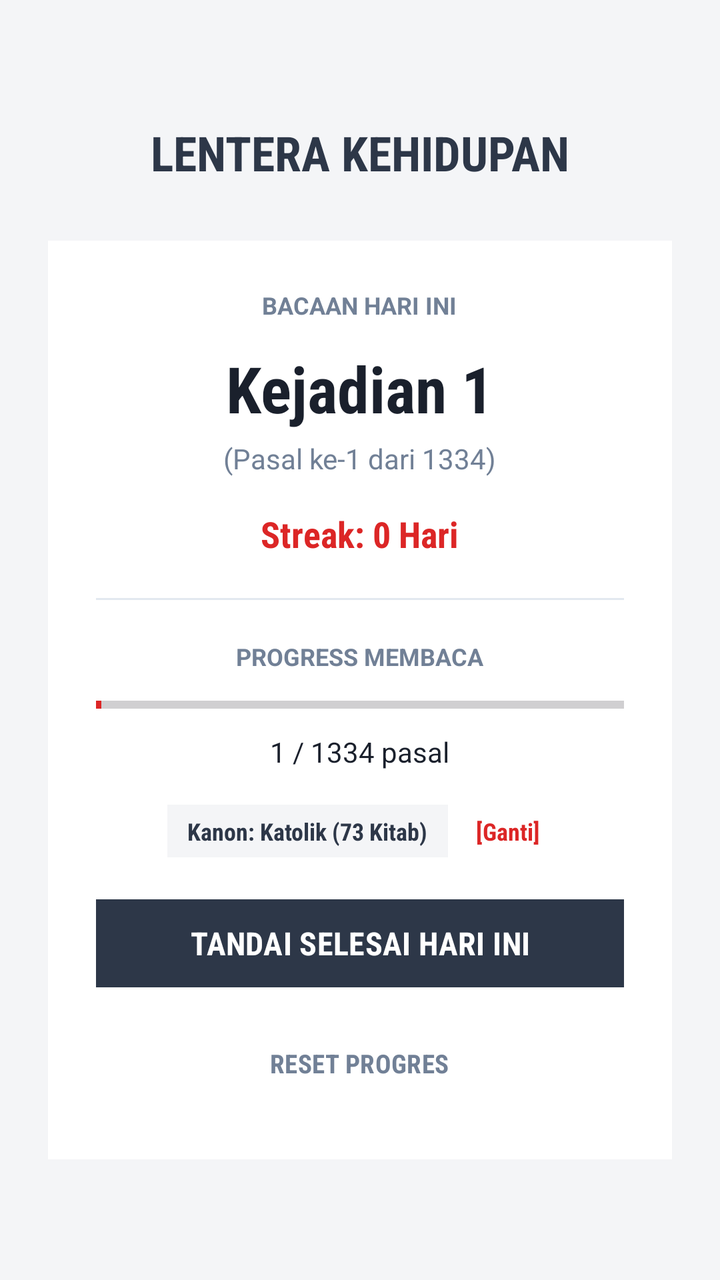
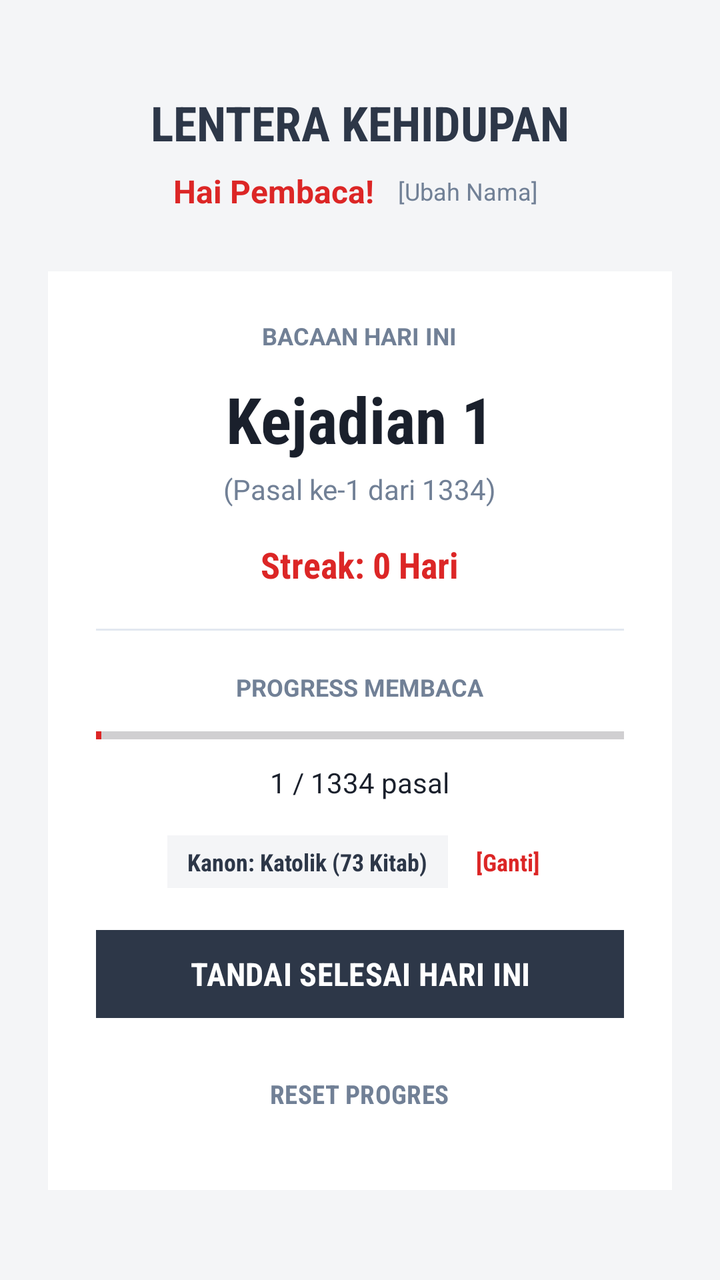

Two renders of the same Android screen: before a commit and after it. Below are the layout's source before the change and the commit's diff.
<!-- AndroidManifest.xml: application theme Theme.LenteraKehidupan -->
<!-- res/layout/activity_main.xml -->
<?xml version="1.0" encoding="utf-8"?>
<LinearLayout xmlns:android="http://schemas.android.com/apk/res/android"
    xmlns:app="http://schemas.android.com/apk/res-auto"
    android:layout_width="match_parent"
    android:layout_height="match_parent"
    android:background="@color/bg_slate"
    android:gravity="center"
    android:orientation="vertical"
    android:padding="24dp">

    
    <TextView
        android:id="@+id/tvAppTitle"
        android:layout_width="wrap_content"
        android:layout_height="wrap_content"
        android:fontFamily="sans-serif-condensed"
        android:text="LENTERA KEHIDUPAN"
        android:textColor="@color/primary_gray"
        android:textSize="24sp"
        android:textStyle="bold" />

    
    <LinearLayout
        android:layout_width="match_parent"
        android:layout_height="wrap_content"
        android:layout_marginTop="28dp"
        android:background="@color/surface_white"
        android:gravity="center"
        android:orientation="vertical"
        android:padding="24dp">

        <TextView
            android:layout_width="wrap_content"
            android:layout_height="wrap_content"
            android:fontFamily="sans-serif"
            android:text="BACAAN HARI INI"
            android:textColor="@color/text_muted"
            android:textSize="12sp"
            android:textStyle="bold" />

        
        <TextView
            android:id="@+id/tvNamaKitab"
            android:layout_width="wrap_content"
            android:layout_height="wrap_content"
            android:layout_marginTop="12dp"
            android:fontFamily="sans-serif-condensed"
            android:text="Kejadian 1"
            android:textColor="@color/text_dark"
            android:textSize="32sp"
            android:textStyle="bold" />

        
        <TextView
            android:id="@+id/tvPasal"
            android:layout_width="wrap_content"
            android:layout_height="wrap_content"
            android:layout_marginTop="4dp"
            android:fontFamily="sans-serif"
            android:text="(Pasal ke-1 dari 1334)"
            android:textColor="@color/text_muted"
            android:textSize="14sp" />

        
        <TextView
            android:id="@+id/tvStreak"
            android:layout_width="wrap_content"
            android:layout_height="wrap_content"
            android:layout_marginTop="16dp"
            android:fontFamily="sans-serif-condensed"
            android:text="Streak: 0 Hari"
            android:textColor="@color/primary_red"
            android:textSize="18sp"
            android:textStyle="bold" />

        <View
            android:layout_width="match_parent"
            android:layout_height="1dp"
            android:layout_marginTop="20dp"
            android:layout_marginBottom="20dp"
            android:background="@color/border_light" />

        
        <TextView
            android:layout_width="wrap_content"
            android:layout_height="wrap_content"
            android:fontFamily="sans-serif"
            android:text="PROGRESS MEMBACA"
            android:textColor="@color/text_muted"
            android:textSize="12sp"
            android:textStyle="bold" />

        <ProgressBar
            android:id="@+id/progressBar"
            style="?android:attr/progressBarStyleHorizontal"
            android:layout_width="match_parent"
            android:layout_height="12dp"
            android:layout_marginTop="10dp"
            android:progress="1"
            android:progressTint="@color/primary_red" />

        <TextView
            android:id="@+id/tvProgressText"
            android:layout_width="wrap_content"
            android:layout_height="wrap_content"
            android:layout_marginTop="8dp"
            android:fontFamily="sans-serif"
            android:text="1 / 1334 pasal"
            android:textColor="@color/text_dark"
            android:textSize="14sp" />

        
        <LinearLayout
            android:layout_width="wrap_content"
            android:layout_height="wrap_content"
            android:layout_marginTop="16dp"
            android:gravity="center_vertical"
            android:orientation="horizontal">

            <TextView
                android:id="@+id/tvCanonBadge"
                android:layout_width="wrap_content"
                android:layout_height="wrap_content"
                android:background="@color/bg_slate"
                android:fontFamily="sans-serif-condensed"
                android:paddingStart="10dp"
                android:paddingTop="5dp"
                android:paddingEnd="10dp"
                android:paddingBottom="5dp"
                android:text="Kanon: Katolik (73 Kitab)"
                android:textColor="@color/primary_gray"
                android:textSize="12sp"
                android:textStyle="bold" />

            <TextView
                android:id="@+id/btnGantiCanon"
                android:layout_width="wrap_content"
                android:layout_height="wrap_content"
                android:layout_marginStart="8dp"
                android:fontFamily="sans-serif-condensed"
                android:padding="6dp"
                android:text="[Ganti]"
                android:textColor="@color/primary_red"
                android:textSize="12sp"
                android:textStyle="bold" />
        </LinearLayout>

        
        <com.google.android.material.button.MaterialButton
            android:id="@+id/btnTandaiSelesai"
            android:layout_width="match_parent"
            android:layout_height="52dp"
            android:layout_marginTop="16dp"
            android:backgroundTint="@color/primary_gray"
            android:fontFamily="sans-serif-condensed"
            android:text="TANDAI SELESAI HARI INI"
            android:textColor="@color/surface_white"
            android:textSize="16sp"
            android:textStyle="bold"
            app:cornerRadius="0dp"
            app:elevation="0dp" />

        
        <com.google.android.material.button.MaterialButton
            android:id="@+id/btnReset"
            style="@style/Widget.Material3.Button.TextButton"
            android:layout_width="wrap_content"
            android:layout_height="wrap_content"
            android:layout_marginTop="10dp"
            android:fontFamily="sans-serif-condensed"
            android:text="RESET PROGRES"
            android:textColor="@color/text_muted"
            android:textSize="13sp"
            android:textStyle="bold"
            app:cornerRadius="0dp" />

    </LinearLayout>

</LinearLayout>
<!-- resources referenced by this layout -->
<resources>
  <color name="bg_slate">#F4F5F7</color>
  <color name="border_light">#E2E8F0</color>
  <color name="primary_gray">#2D3748</color>
  <color name="primary_red">#DC2626</color>
  <color name="surface_white">#FFFFFF</color>
  <color name="text_dark">#1A202C</color>
  <color name="text_muted">#718096</color>
  <style name="Theme.LenteraKehidupan" parent="Theme.Material3.DayNight.NoActionBar">
          
          <item name="colorPrimary">@color/primary_gray</item>
          <item name="colorOnPrimary">@color/surface_white</item>
          
          <item name="colorSecondary">@color/secondary_orange</item>
          
          <item name="android:statusBarColor">#1A202C</item>
          <item name="android:windowLightStatusBar">false</item>
          <item name="android:windowBackground">@color/bg_slate</item>
          
          
          <item name="shapeAppearanceSmallComponent">@style/ShapeAppearance.Flat</item>
          <item name="shapeAppearanceMediumComponent">@style/ShapeAppearance.Flat</item>
          <item name="shapeAppearanceLargeComponent">@style/ShapeAppearance.Flat</item>
      </style>
  <color name="secondary_orange">#DC2626</color>
  <style name="ShapeAppearance.Flat" parent="">
          <item name="cornerSize">0dp</item>
      </style>
</resources>

<!-- the commit's change to res/layout/activity_main.xml (unified diff, before → after) -->
@@ -18,6 +18,39 @@
         android:textColor="@color/primary_gray"
         android:textSize="24sp"
         android:textStyle="bold" />
+
+    
+    <LinearLayout
+        android:layout_width="wrap_content"
+        android:layout_height="wrap_content"
+        android:layout_marginTop="6dp"
+        android:gravity="center_vertical"
+        android:orientation="horizontal">
+
+        <TextView
+            android:id="@+id/tvGreeting"
+            android:layout_width="wrap_content"
+            android:layout_height="wrap_content"
+            android:fontFamily="sans-serif"
+            android:text="Hai Pembaca!"
+            android:textColor="@color/primary_red"
+            android:textSize="16sp"
+            android:textStyle="bold" />
+
+        <TextView
+            android:id="@+id/btnEditNama"
+            android:layout_width="wrap_content"
+            android:layout_height="wrap_content"
+            android:layout_marginStart="8dp"
+            android:background="?attr/selectableItemBackground"
+            android:clickable="true"
+            android:focusable="true"
+            android:fontFamily="sans-serif"
+            android:padding="4dp"
+            android:text="[Ubah Nama]"
+            android:textColor="@color/text_muted"
+            android:textSize="12sp" />
+    </LinearLayout>
 
     
     <LinearLayout
